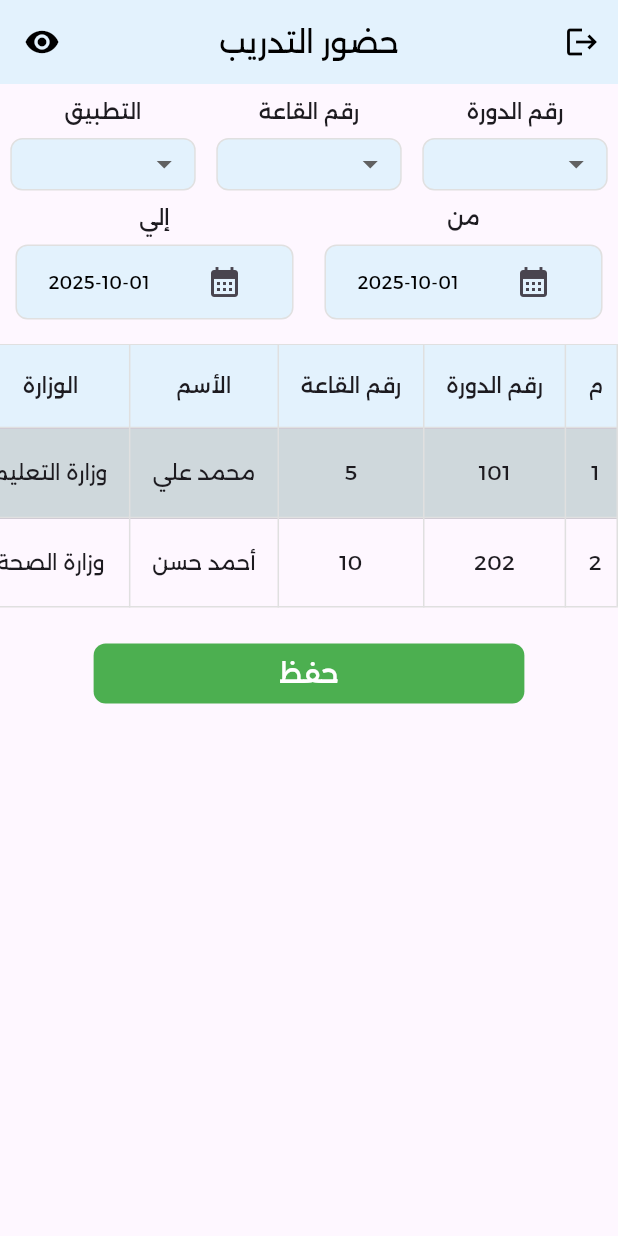
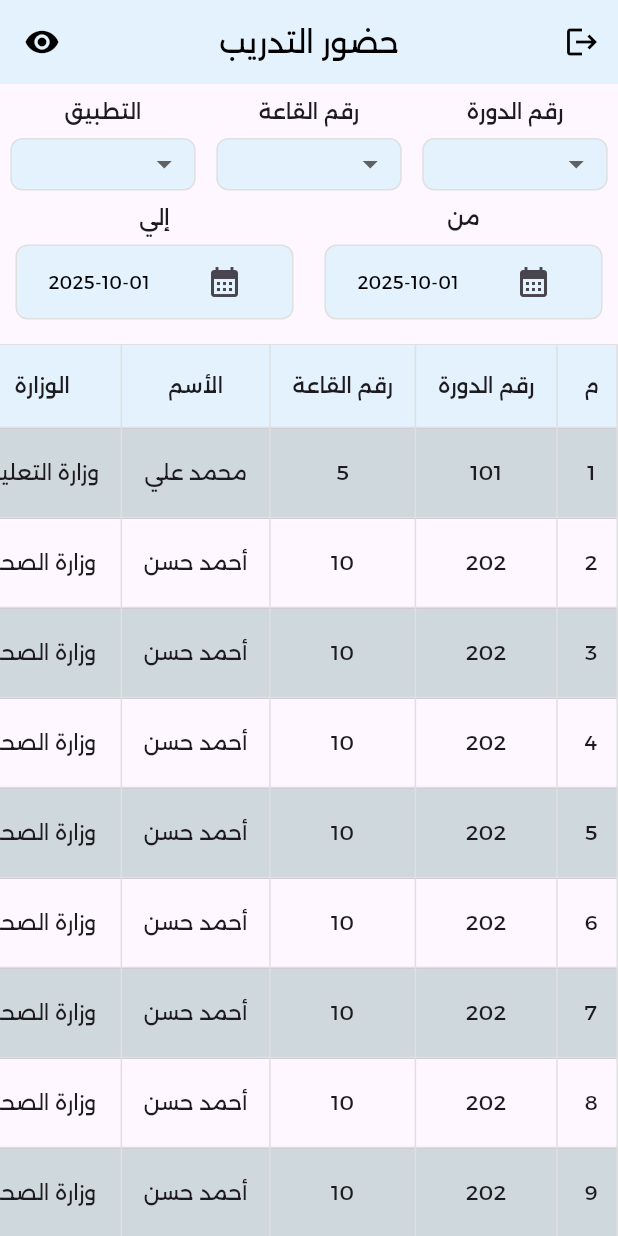
Before and after one commit to alifawzy22/attendance_app_training, a Flutter app: the HomeView screen opened directly, on a phone screen of 412 x 824 dp. Run offline on Flutter 3.47's test engine with Material 3 defaults, Android fonts, the phone set to English and light mode, and no system bars; our stand-ins replace shared_preferences; accounts and stored records are empty.

Commit message:
update 1-10

```diff
--- a/lib/home_view.dart
+++ b/lib/home_view.dart
@@ -42,6 +42,146 @@ class _HomeViewState extends State<HomeView> {
       'nationalId': '123456789',
       'morningPeriod': true,
       'eveningPeriod': false,
+    },
+    {
+      'trainingNumber': 202,
+      'hallNumber': 10,
+      'name': 'أحمد حسن',
+      'ministryName': 'وزارة الصحة',
+      'partyName': 'مركز التدريب',
+      'nationalId': '987654321',
+      'morningPeriod': false,
+      'eveningPeriod': true,
+    },
+    {
+      'trainingNumber': 202,
+      'hallNumber': 10,
+      'name': 'أحمد حسن',
+      'ministryName': 'وزارة الصحة',
+      'partyName': 'مركز التدريب',
+      'nationalId': '987654321',
+      'morningPeriod': false,
+      'eveningPeriod': true,
+    },
+    {
+      'trainingNumber': 202,
+      'hallNumber': 10,
+      'name': 'أحمد حسن',
+      'ministryName': 'وزارة الصحة',
+      'partyName': 'مركز التدريب',
+      'nationalId': '987654321',
+      'morningPeriod': false,
+      'eveningPeriod': true,
+    },
+    {
+      'trainingNumber': 202,
+      'hallNumber': 10,
+      'name': 'أحمد حسن',
+      'ministryName': 'وزارة الصحة',
+      'partyName': 'مركز التدريب',
+      'nationalId': '987654321',
+      'morningPeriod': false,
+      'eveningPeriod': true,
+    },
+    {
+      'trainingNumber': 202,
+      'hallNumber': 10,
+      'name': 'أحمد حسن',
+      'ministryName': 'وزارة الصحة',
+      'partyName': 'مركز التدريب',
+      'nationalId': '987654321',
+      'morningPeriod': false,
+      'eveningPeriod': true,
+    },
+    {
+      'trainingNumber': 202,
+      'hallNumber': 10,
+      'name': 'أحمد حسن',
+      'ministryName': 'وزارة الصحة',
+      'partyName': 'مركز التدريب',
+      'nationalId': '987654321',
+      'morningPeriod': false,
+      'eveningPeriod': true,
+    },
+    {
+      'trainingNumber': 202,
+      'hallNumber': 10,
+      'name': 'أحمد حسن',
+      'ministryName': 'وزارة الصحة',
+      'partyName': 'مركز التدريب',
+      'nationalId': '987654321',
+      'morningPeriod': false,
+      'eveningPeriod': true,
+    },
+    {
+      'trainingNumber': 202,
+      'hallNumber': 10,
+      'name': 'أحمد حسن',
+      'ministryName': 'وزارة الصحة',
+      'partyName': 'مركز التدريب',
+      'nationalId': '987654321',
+      'morningPeriod': false,
+      'eveningPeriod': true,
+    },
+    {
+      'trainingNumber': 202,
+      'hallNumber': 10,
+      'name': 'أحمد حسن',
+      'ministryName': 'وزارة الصحة',
+      'partyName': 'مركز التدريب',
+      'nationalId': '987654321',
+      'morningPeriod': false,
+      'eveningPeriod': true,
+    },
+    {
+      'trainingNumber': 202,
+      'hallNumber': 10,
+      'name': 'أحمد حسن',
+      'ministryName': 'وزارة الصحة',
+      'partyName': 'مركز التدريب',
+      'nationalId': '987654321',
+      'morningPeriod': false,
+      'eveningPeriod': true,
+    },
+    {
+      'trainingNumber': 202,
+      'hallNumber': 10,
+      'name': 'أحمد حسن',
+      'ministryName': 'وزارة الصحة',
+      'partyName': 'مركز التدريب',
+      'nationalId': '987654321',
+      'morningPeriod': false,
+      'eveningPeriod': true,
+    },
+    {
+      'trainingNumber': 202,
+      'hallNumber': 10,
+      'name': 'أحمد حسن',
+      'ministryName': 'وزارة الصحة',
+      'partyName': 'مركز التدريب',
+      'nationalId': '987654321',
+      'morningPeriod': false,
+      'eveningPeriod': true,
+    },
+    {
+      'trainingNumber': 202,
+      'hallNumber': 10,
+      'name': 'أحمد حسن',
+      'ministryName': 'وزارة الصحة',
+      'partyName': 'مركز التدريب',
+      'nationalId': '987654321',
+      'morningPeriod': false,
+      'eveningPeriod': true,
+    },
+    {
+      'trainingNumber': 202,
+      'hallNumber': 10,
+      'name': 'أحمد حسن',
+      'ministryName': 'وزارة الصحة',
+      'partyName': 'مركز التدريب',
+      'nationalId': '987654321',
+      'morningPeriod': false,
+      'eveningPeriod': true,
     },
     {
       'trainingNumber': 202,
@@ -605,6 +745,7 @@ class _HomeViewState extends State<HomeView> {
                 ),
               ),
             ),
+            SizedBox(height: 24),
           ],
         ),
       ),
```
